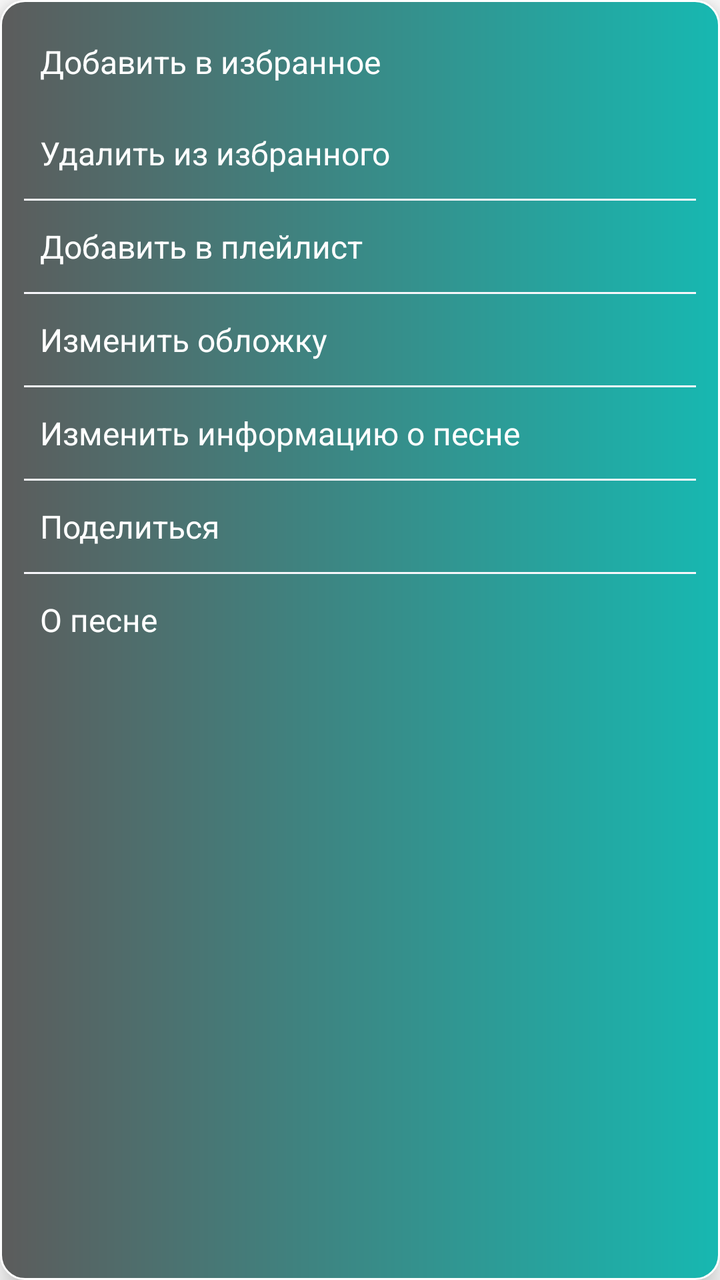
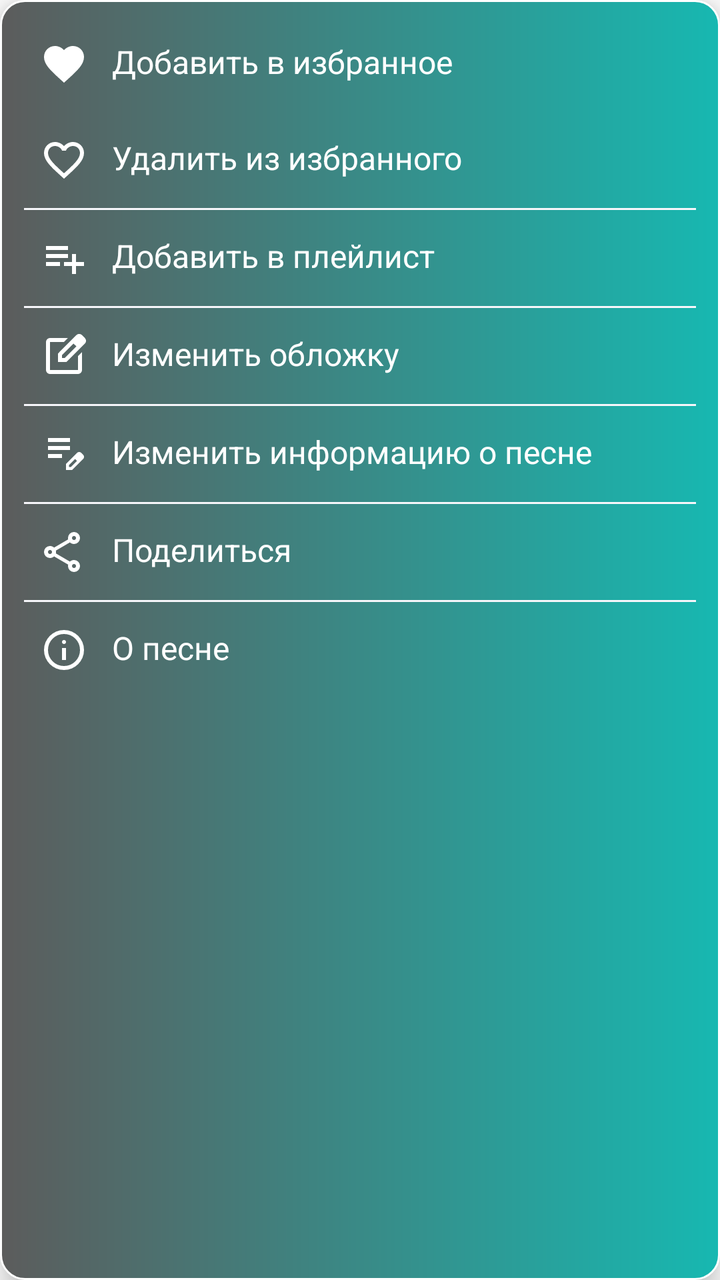

Compare the two renders of this Android layout. The source of the first and the diff that turns it into the second are given below.
<!-- AndroidManifest.xml: application theme Theme.MuzPleer -->
<!-- res/layout/popup_song_menu.xml -->
<?xml version="1.0" encoding="utf-8"?>
<LinearLayout xmlns:android="http://schemas.android.com/apk/res/android"
    android:layout_width="wrap_content"
    android:layout_height="wrap_content"
    android:orientation="vertical"
    android:paddingVertical="8dp"
    android:background="@drawable/popup_menu_bg"
    android:elevation="8dp">

    <TextView
        android:id="@+id/itemAddToFavorites"
        style="@style/PopupMenuItem"
        android:text="Добавить в избранное" />

    <TextView
        android:id="@+id/itemRemoveFromFavorites"
        style="@style/PopupMenuItem"
        android:text="Удалить из избранного" />

    <View style="@style/PopupMenuDivider" />

    <TextView
        android:id="@+id/itemAddToPlaylist"
        style="@style/PopupMenuItem"
        android:text="Добавить в плейлист" />

    <View style="@style/PopupMenuDivider" />

    <TextView
        android:id="@+id/itemChangeCover"
        style="@style/PopupMenuItem"
        android:text="Изменить обложку" />

    <View style="@style/PopupMenuDivider" />

    <TextView
        android:id="@+id/itemEditSongInfo"
        style="@style/PopupMenuItem"
        android:text="Изменить информацию о песне" />

    <View style="@style/PopupMenuDivider" />

    <TextView
        android:id="@+id/itemSend"
        style="@style/PopupMenuItem"
        android:text="Поделиться" />

    <View style="@style/PopupMenuDivider" />

    <TextView
        android:id="@+id/itemSongInfo"
        style="@style/PopupMenuItem"
        android:text="О песне" />

</LinearLayout>
<!-- resources referenced by this layout -->
<resources>
  <!-- unchanged entries left out for length: 11 -->
</resources>

<!-- the commit's change to res/layout/popup_song_menu.xml (unified diff, before → after) -->
@@ -2,6 +2,7 @@
 <LinearLayout xmlns:android="http://schemas.android.com/apk/res/android"
     android:layout_width="wrap_content"
     android:layout_height="wrap_content"
+    xmlns:app="http://schemas.android.com/apk/res-auto"
     android:orientation="vertical"
     android:paddingVertical="8dp"
     android:background="@drawable/popup_menu_bg"
@@ -10,46 +11,67 @@
     <TextView
         android:id="@+id/itemAddToFavorites"
         style="@style/PopupMenuItem"
-        android:text="Добавить в избранное" />
+        android:text="Добавить в избранное"
+        android:drawablePadding="12dp"
+        app:drawableStartCompat="@drawable/baseline_favorite_24"
+        app:drawableTint="@color/white"/>
 
     <TextView
         android:id="@+id/itemRemoveFromFavorites"
         style="@style/PopupMenuItem"
-        android:text="Удалить из избранного" />
+        android:text="Удалить из избранного"
+        android:drawablePadding="12dp"
+        app:drawableStartCompat="@drawable/baseline_favorite_border_24"
+        app:drawableTint="@color/white"/>
 
     <View style="@style/PopupMenuDivider" />
 
     <TextView
         android:id="@+id/itemAddToPlaylist"
         style="@style/PopupMenuItem"
-        android:text="Добавить в плейлист" />
+        android:text="Добавить в плейлист"
+        android:drawablePadding="12dp"
+        app:drawableStartCompat="@drawable/outline_playlist_add_24"
+        app:drawableTint="@color/white"/>
 
     <View style="@style/PopupMenuDivider" />
 
     <TextView
         android:id="@+id/itemChangeCover"
         style="@style/PopupMenuItem"
-        android:text="Изменить обложку" />
+        android:text="Изменить обложку"
+        android:drawablePadding="12dp"
+        app:drawableStartCompat="@drawable/outline_edit_square_24"
+        app:drawableTint="@color/white"/>
 
     <View style="@style/PopupMenuDivider" />
 
     <TextView
         android:id="@+id/itemEditSongInfo"
         style="@style/PopupMenuItem"
-        android:text="Изменить информацию о песне" />
+        android:text="Изменить информацию о песне"
+        android:drawablePadding="12dp"
+        app:drawableStartCompat="@drawable/outline_edit_note_24"
+        app:drawableTint="@color/white"/>
 
     <View style="@style/PopupMenuDivider" />
 
     <TextView
         android:id="@+id/itemSend"
         style="@style/PopupMenuItem"
-        android:text="Поделиться" />
+        android:text="Поделиться"
+        android:drawablePadding="12dp"
+        app:drawableStartCompat="@drawable/outline_share_24"
+        app:drawableTint="@color/white"/>
 
     <View style="@style/PopupMenuDivider" />
 
     <TextView
         android:id="@+id/itemSongInfo"
         style="@style/PopupMenuItem"
-        android:text="О песне" />
+        android:text="О песне"
+        android:drawablePadding="12dp"
+        app:drawableStartCompat="@drawable/outline_info_24"
+        app:drawableTint="@color/white"/>
 
 </LinearLayout>
<!-- resource entries referenced after the edit -->
@@ -1,5 +1,47 @@
 <!-- resources referenced by this layout -->
 <resources>
+  <!-- drawable baseline_favorite_24 (drawable) -->
+  <vector xmlns:android="http://schemas.android.com/apk/res/android" android:height="24dp" android:tint="#FFFFFF" android:viewportHeight="24" android:viewportWidth="24" android:width="24dp">
+        
+      <path android:fillColor="@android:color/white" android:pathData="M12,21.35l-1.45,-1.32C5.4,15.36 2,12.28 2,8.5 2,5.42 4.42,3 7.5,3c1.74,0 3.41,0.81 4.5,2.09C13.09,3.81 14.76,3 16.5,3 19.58,3 22,5.42 22,8.5c0,3.78 -3.4,6.86 -8.55,11.54L12,21.35z"/>
+      
+  </vector>
+  <!-- drawable baseline_favorite_border_24 (drawable) -->
+  <vector xmlns:android="http://schemas.android.com/apk/res/android" android:height="24dp" android:tint="#FFFFFF" android:viewportHeight="24" android:viewportWidth="24" android:width="24dp">
+        
+      <path android:fillColor="@android:color/white" android:pathData="M16.5,3c-1.74,0 -3.41,0.81 -4.5,2.09C10.91,3.81 9.24,3 7.5,3 4.42,3 2,5.42 2,8.5c0,3.78 3.4,6.86 8.55,11.54L12,21.35l1.45,-1.32C18.6,15.36 22,12.28 22,8.5 22,5.42 19.58,3 16.5,3zM12.1,18.55l-0.1,0.1 -0.1,-0.1C7.14,14.24 4,11.39 4,8.5 4,6.5 5.5,5 7.5,5c1.54,0 3.04,0.99 3.57,2.36h1.87C13.46,5.99 14.96,5 16.5,5c2,0 3.5,1.5 3.5,3.5 0,2.89 -3.14,5.74 -7.9,10.05z"/>
+      
+  </vector>
+  <!-- drawable outline_edit_note_24 (drawable) -->
+  <vector xmlns:android="http://schemas.android.com/apk/res/android" android:height="24dp" android:tint="#FFFFFF" android:viewportHeight="960" android:viewportWidth="960" android:width="24dp">
+        
+      <path android:fillColor="@android:color/white" android:pathData="M160,560L160,480L440,480L440,560L160,560ZM160,400L160,320L600,320L600,400L160,400ZM160,240L160,160L600,160L600,240L160,240ZM520,800L520,677L741,457Q750,448 761,444Q772,440 783,440Q795,440 806,444.5Q817,449 826,458L863,495Q871,504 875.5,515Q880,526 880,537Q880,548 876,559.5Q872,571 863,580L643,800L520,800ZM820,537L820,537L783,500L783,500L820,537ZM580,740L618,740L739,618L721,599L702,581L580,702L580,740ZM721,599L702,581L702,581L739,618L739,618L721,599Z"/>
+      
+  </vector>
+  <!-- drawable outline_edit_square_24 (drawable) -->
+  <vector xmlns:android="http://schemas.android.com/apk/res/android" android:height="24dp" android:tint="#FFFFFF" android:viewportHeight="960" android:viewportWidth="960" android:width="24dp">
+        
+      <path android:fillColor="@android:color/white" android:pathData="M200,840Q167,840 143.5,816.5Q120,793 120,760L120,200Q120,167 143.5,143.5Q167,120 200,120L557,120L477,200L200,200Q200,200 200,200Q200,200 200,200L200,760Q200,760 200,760Q200,760 200,760L760,760Q760,760 760,760Q760,760 760,760L760,482L840,402L840,760Q840,793 816.5,816.5Q793,840 760,840L200,840ZM480,480Q480,480 480,480Q480,480 480,480L480,480Q480,480 480,480Q480,480 480,480L480,480L480,480L480,480L480,480L480,480L480,480Q480,480 480,480Q480,480 480,480ZM360,600L360,430L727,63Q739,51 754,45Q769,39 784,39Q800,39 814.5,45Q829,51 841,63L897,120Q908,132 914,146.5Q920,161 920,176Q920,191 914.5,205.5Q909,220 897,232L530,600L360,600ZM841,176L841,176L785,120L785,120L841,176ZM440,520L496,520L728,288L700,260L671,232L440,463L440,520ZM700,260L671,232L671,232L700,260L728,288L728,288L700,260Z"/>
+      
+  </vector>
+  <!-- drawable outline_info_24 (drawable) -->
+  <vector xmlns:android="http://schemas.android.com/apk/res/android" android:height="24dp" android:tint="#FFFFFF" android:viewportHeight="960" android:viewportWidth="960" android:width="24dp">
+        
+      <path android:fillColor="@android:color/white" android:pathData="M440,680L520,680L520,440L440,440L440,680ZM508.5,348.5Q520,337 520,320Q520,303 508.5,291.5Q497,280 480,280Q463,280 451.5,291.5Q440,303 440,320Q440,337 451.5,348.5Q463,360 480,360Q497,360 508.5,348.5ZM480,880Q397,880 324,848.5Q251,817 197,763Q143,709 111.5,636Q80,563 80,480Q80,397 111.5,324Q143,251 197,197Q251,143 324,111.5Q397,80 480,80Q563,80 636,111.5Q709,143 763,197Q817,251 848.5,324Q880,397 880,480Q880,563 848.5,636Q817,709 763,763Q709,817 636,848.5Q563,880 480,880ZM480,800Q614,800 707,707Q800,614 800,480Q800,346 707,253Q614,160 480,160Q346,160 253,253Q160,346 160,480Q160,614 253,707Q346,800 480,800ZM480,480Q480,480 480,480Q480,480 480,480Q480,480 480,480Q480,480 480,480Q480,480 480,480Q480,480 480,480Q480,480 480,480Q480,480 480,480Z"/>
+      
+  </vector>
+  <!-- drawable outline_playlist_add_24 (drawable) -->
+  <vector xmlns:android="http://schemas.android.com/apk/res/android" android:height="24dp" android:tint="#FFFFFF" android:viewportHeight="960" android:viewportWidth="960" android:width="24dp">
+        
+      <path android:fillColor="@android:color/white" android:pathData="M120,640L120,560L400,560L400,640L120,640ZM120,480L120,400L560,400L560,480L120,480ZM120,320L120,240L560,240L560,320L120,320ZM640,800L640,640L480,640L480,560L640,560L640,400L720,400L720,560L880,560L880,640L720,640L720,800L640,800Z"/>
+      
+  </vector>
+  <!-- drawable outline_share_24 (drawable) -->
+  <vector xmlns:android="http://schemas.android.com/apk/res/android" android:height="24dp" android:tint="#FFFFFF" android:viewportHeight="960" android:viewportWidth="960" android:width="24dp">
+        
+      <path android:fillColor="@android:color/white" android:pathData="M680,880Q630,880 595,845Q560,810 560,760Q560,754 563,732L282,568Q266,583 245,591.5Q224,600 200,600Q150,600 115,565Q80,530 80,480Q80,430 115,395Q150,360 200,360Q224,360 245,368.5Q266,377 282,392L563,228Q561,221 560.5,214.5Q560,208 560,200Q560,150 595,115Q630,80 680,80Q730,80 765,115Q800,150 800,200Q800,250 765,285Q730,320 680,320Q656,320 635,311.5Q614,303 598,288L317,452Q319,459 319.5,465.5Q320,472 320,480Q320,488 319.5,494.5Q319,501 317,508L598,672Q614,657 635,648.5Q656,640 680,640Q730,640 765,675Q800,710 800,760Q800,810 765,845Q730,880 680,880ZM680,800Q697,800 708.5,788.5Q720,777 720,760Q720,743 708.5,731.5Q697,720 680,720Q663,720 651.5,731.5Q640,743 640,760Q640,777 651.5,788.5Q663,800 680,800ZM200,520Q217,520 228.5,508.5Q240,497 240,480Q240,463 228.5,451.5Q217,440 200,440Q183,440 171.5,451.5Q160,463 160,480Q160,497 171.5,508.5Q183,520 200,520ZM708.5,228.5Q720,217 720,200Q720,183 708.5,171.5Q697,160 680,160Q663,160 651.5,171.5Q640,183 640,200Q640,217 651.5,228.5Q663,240 680,240Q697,240 708.5,228.5ZM680,760Q680,760 680,760Q680,760 680,760Q680,760 680,760Q680,760 680,760Q680,760 680,760Q680,760 680,760Q680,760 680,760Q680,760 680,760ZM200,480Q200,480 200,480Q200,480 200,480Q200,480 200,480Q200,480 200,480Q200,480 200,480Q200,480 200,480Q200,480 200,480Q200,480 200,480ZM680,200Q680,200 680,200Q680,200 680,200Q680,200 680,200Q680,200 680,200Q680,200 680,200Q680,200 680,200Q680,200 680,200Q680,200 680,200Z"/>
+      
+  </vector>
   <!-- unchanged entries left out for length: 11 -->
 </resources>
 
